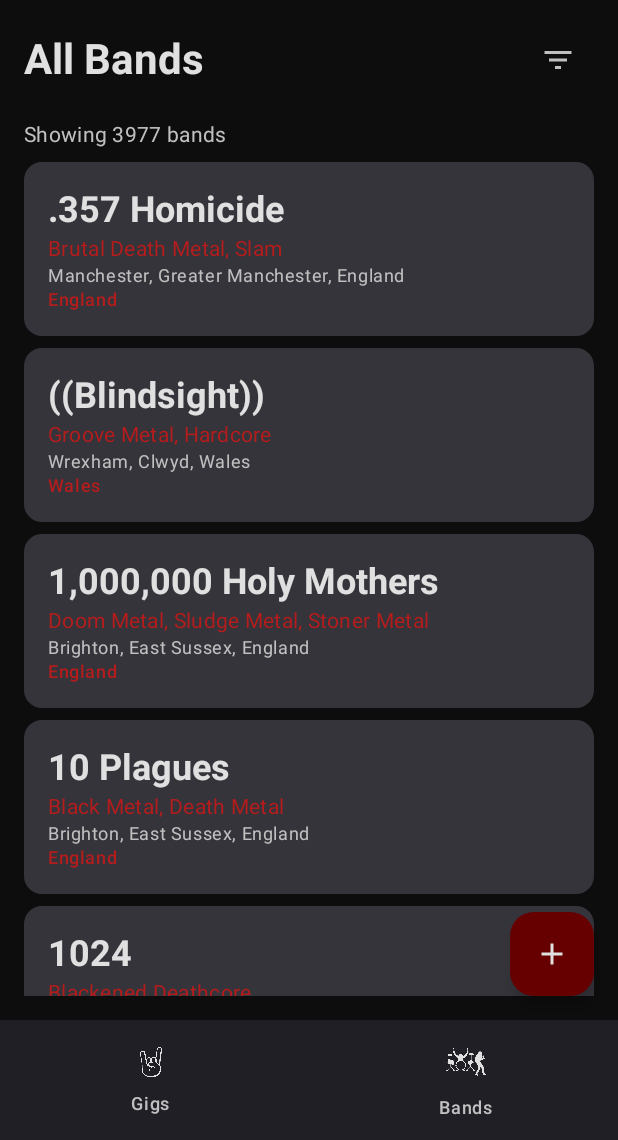
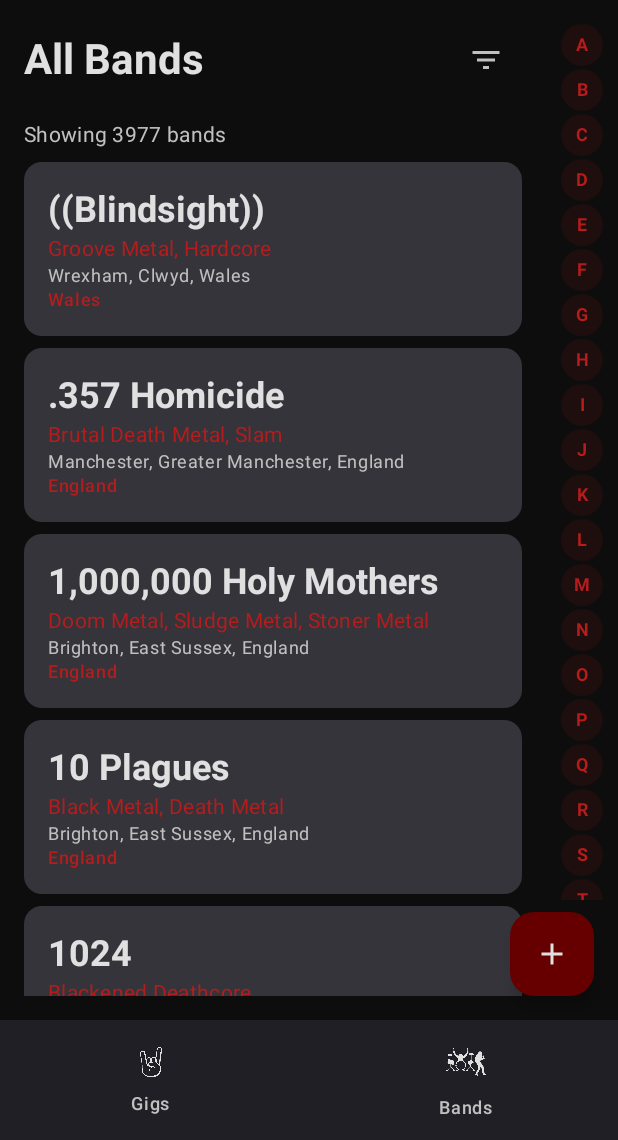
Before and after one commit to simonanger/gig_matcher, an Android app built with Jetpack Compose: the screen it shows after launch (MainActivity), item 2 of the bottom bar chosen, on a phone screen of 412 x 824 dp, the part 96-1236 px from its top. Run offline under Robolectric (Android 15) with nearby library versions, the phone set to English and light mode, and no system bars.

Commit message:
letters now on side of all bands

```diff
--- /dev/null
+++ b/app/src/main/java/com/simonanger/gigmatcher/ui/components/AlphabeticalIndex.kt
@@ -0,0 +1,69 @@
+package com.simonanger.gigmatcher.ui.components
+
+import androidx.compose.foundation.background
+import androidx.compose.foundation.clickable
+import androidx.compose.foundation.layout.*
+import androidx.compose.foundation.lazy.LazyColumn
+import androidx.compose.foundation.lazy.items
+import androidx.compose.foundation.shape.CircleShape
+import androidx.compose.material3.*
+import androidx.compose.runtime.*
+import androidx.compose.ui.Alignment
+import androidx.compose.ui.Modifier
+import androidx.compose.ui.draw.clip
+import androidx.compose.ui.text.font.FontWeight
+import androidx.compose.ui.text.style.TextAlign
+import androidx.compose.ui.unit.dp
+import androidx.compose.ui.unit.sp
+
+@Composable
+fun AlphabeticalIndex(
+    availableLetters: List<String>,
+    onLetterClick: (String) -> Unit,
+    modifier: Modifier = Modifier
+) {
+    val allLetters = ('A'..'Z').map { it.toString() }
+
+    LazyColumn(
+        modifier = modifier
+            .width(32.dp)
+            .fillMaxHeight(),
+        verticalArrangement = Arrangement.spacedBy(2.dp),
+        horizontalAlignment = Alignment.CenterHorizontally
+    ) {
+        items(allLetters) { letter ->
+            val isAvailable = availableLetters.contains(letter)
+
+            Box(
+                modifier = Modifier
+                    .size(28.dp)
+                    .clip(CircleShape)
+                    .background(
+                        if (isAvailable) {
+                            MaterialTheme.colorScheme.primary.copy(alpha = 0.1f)
+                        } else {
+                            MaterialTheme.colorScheme.surface
+                        }
+                    )
+                    .clickable(enabled = isAvailable) {
+                        if (isAvailable) {
+                            onLetterClick(letter)
+                        }
+                    },
+                contentAlignment = Alignment.Center
+            ) {
+                Text(
+                    text = letter,
+                    fontSize = 12.sp,
+                    fontWeight = if (isAvailable) FontWeight.Bold else FontWeight.Normal,
+                    color = if (isAvailable) {
+                        MaterialTheme.colorScheme.primary
+                    } else {
+                        MaterialTheme.colorScheme.onSurface.copy(alpha = 0.3f)
+                    },
+                    textAlign = TextAlign.Center
+                )
+            }
+        }
+    }
+}
--- a/app/src/main/java/com/simonanger/gigmatcher/ui/screens/BandsScreen.kt
+++ b/app/src/main/java/com/simonanger/gigmatcher/ui/screens/BandsScreen.kt
@@ -3,7 +3,9 @@ package com.simonanger.gigmatcher.ui.screens
 
 import androidx.compose.foundation.layout.*
 import androidx.compose.foundation.lazy.LazyColumn
+import androidx.compose.foundation.lazy.LazyListState
 import androidx.compose.foundation.lazy.items
+import androidx.compose.foundation.lazy.rememberLazyListState
 import androidx.compose.material.icons.Icons
 import androidx.compose.material.icons.filled.Add
 import androidx.compose.material.icons.filled.Settings
@@ -11,12 +13,14 @@ import androidx.compose.material3.*
 import androidx.compose.runtime.*
 import androidx.compose.ui.Alignment
 import androidx.compose.ui.Modifier
+import kotlinx.coroutines.launch
 import androidx.compose.ui.res.painterResource
 import androidx.compose.ui.text.font.FontWeight
 import androidx.compose.ui.unit.dp
 import androidx.navigation.NavController
 import com.simonanger.gigmatcher.R
 import com.simonanger.gigmatcher.model.Band
+import com.simonanger.gigmatcher.ui.components.AlphabeticalIndex
 import com.simonanger.gigmatcher.ui.components.BandFilterDialog
 import com.simonanger.gigmatcher.ui.components.BandFilters
 import com.simonanger.gigmatcher.ui.components.applyBandFilters
@@ -28,15 +32,40 @@ fun BandsScreen(bands: List<Band>, navController: NavController) {
     var activeFilters by remember { mutableStateOf(BandFilters()) }
 
     val filteredBands = remember(bands, activeFilters) {
-        applyBandFilters(bands, activeFilters)
+        applyBandFilters(bands, activeFilters).sortedBy { it.name.uppercase() }
     }
 
+    // Group bands by first letter and create letter-to-index mapping
+    val groupedBands = remember(filteredBands) {
+        filteredBands.groupBy { it.name.first().uppercase() }
+    }
+
+    val letterToIndex = remember(groupedBands) {
+        val map = mutableMapOf<String, Int>()
+        var currentIndex = 0
+        groupedBands.keys.sorted().forEach { letter ->
+            map[letter] = currentIndex
+            currentIndex += groupedBands[letter]?.size ?: 0
+        }
+        map
+    }
+
+    val availableLetters = remember(groupedBands) {
+        groupedBands.keys.sorted()
+    }
+
+    val listState = rememberLazyListState()
+    val coroutineScope = rememberCoroutineScope()
+
     Box(modifier = Modifier.fillMaxSize()) {
-        Column(
-            modifier = Modifier
-                .fillMaxSize()
-                .padding(16.dp)
+        Row(
+            modifier = Modifier.fillMaxSize()
         ) {
+            Column(
+                modifier = Modifier
+                    .weight(1f)
+                    .padding(16.dp)
+            ) {
             // Header with filter button
             Row(
                 modifier = Modifier
@@ -106,12 +135,33 @@ fun BandsScreen(bands: List<Band>, navController: NavController) {
             )
 
             LazyColumn(
+                state = listState,
                 verticalArrangement = Arrangement.spacedBy(8.dp)
             ) {
                 items(filteredBands) { band ->
                     BandCard(band = band, navController = navController)
                 }
             }
+            }
+
+            // Alphabetical index on the right side
+            AlphabeticalIndex(
+                availableLetters = availableLetters,
+                onLetterClick = { letter ->
+                    letterToIndex[letter]?.let { index ->
+                        coroutineScope.launch {
+                            listState.animateScrollToItem(index)
+                        }
+                    }
+                },
+                modifier = Modifier
+                    .padding(
+                        top = 16.dp,
+                        bottom = 80.dp, // Add bottom padding to avoid FAB
+                        start = 8.dp,
+                        end = 8.dp
+                    )
+            )
         }
 
         FloatingActionButton(
```
Also changed, not shown: app/src/main/java/com/simonanger/gigmatcher/GigMatcherApp.kt (+14 -2 lines), app/src/main/java/com/simonanger/gigmatcher/ui/screens/GigBandsScreen.kt (+16 -1 lines).
